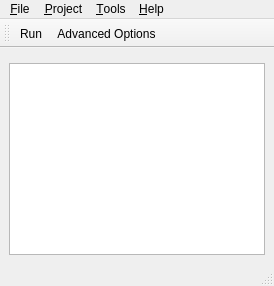
Old version of the form gui/ui/MainWindow.ui in the repository octupole/cudaSAXS.
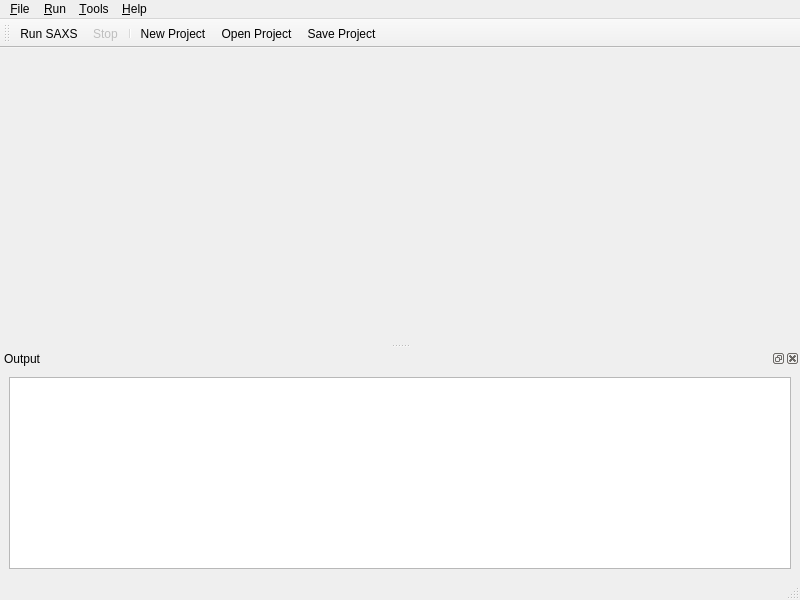
New version of the form. Custom widgets are drawn as their Qt base class.

What changed in the file:
```diff
--- a/gui/ui/MainWindow.ui
+++ b/gui/ui/MainWindow.ui
@@ -2,45 +2,136 @@
 <ui version="4.0">
  <class>MainWindow</class>
  <widget class="QMainWindow" name="MainWindow">
+  <property name="geometry">
+   <rect>
+    <x>0</x>
+    <y>0</y>
+    <width>800</width>
+    <height>600</height>
+   </rect>
+  </property>
   <property name="windowTitle">
    <string>cudaSAXS GUI</string>
   </property>
   <widget class="QWidget" name="centralwidget">
    <layout class="QVBoxLayout" name="verticalLayout">
     <item>
-     <!-- Placeholder for InputForm -->
-     <widget class="QWidget" name="inputFormPlaceholder" native="true"/>
-    </item>
-    <item>
-     <!-- Output log (QTextEdit) -->
-     <widget class="QTextEdit" name="textEdit_output"/>
+     <widget class="InputForm" name="inputForm"/>
     </item>
    </layout>
   </widget>
   <widget class="QMenuBar" name="menubar">
+   <property name="geometry">
+    <rect>
+     <x>0</x>
+     <y>0</y>
+     <width>800</width>
+     <height>22</height>
+    </rect>
+   </property>
+   <widget class="QMenu" name="menuFile">
+    <property name="title">
+     <string>&amp;File</string>
+    </property>
+    <addaction name="actionNew"/>
+    <addaction name="actionOpen"/>
+    <addaction name="separator"/>
+    <addaction name="actionSave"/>
+    <addaction name="actionSaveAs"/>
+    <addaction name="separator"/>
+    <addaction name="actionExit"/>
+   </widget>
+   <widget class="QMenu" name="menuRun">
+    <property name="title">
+     <string>&amp;Run</string>
+    </property>
+    <addaction name="actionRun"/>
+    <addaction name="actionStop"/>
+   </widget>
+   <widget class="QMenu" name="menuTools">
+    <property name="title">
+     <string>&amp;Tools</string>
+    </property>
+    <addaction name="actionAdvancedOptions"/>
+    <addaction name="separator"/>
+    <addaction name="actionPreferences"/>
+   </widget>
+   <widget class="QMenu" name="menuHelp">
+    <property name="title">
+     <string>&amp;Help</string>
+    </property>
+    <addaction name="actionAbout"/>
+   </widget>
    <addaction name="menuFile"/>
-   <addaction name="menuProject"/>
+   <addaction name="menuRun"/>
    <addaction name="menuTools"/>
    <addaction name="menuHelp"/>
   </widget>
-  <widget class="QToolBar" name="mainToolBar">
-   <addaction name="actionRun"/>
-   <addaction name="actionAdvancedOptions"/>
-  </widget>
   <widget class="QStatusBar" name="statusbar"/>
+  <widget class="QToolBar" name="mainToolBar">
+   <property name="windowTitle">
+    <string>Main Toolbar</string>
+   </property>
+   <attribute name="toolBarArea">
+    <enum>TopToolBarArea</enum>
+   </attribute>
+   <attribute name="toolBarBreak">
+    <bool>false</bool>
+   </attribute>
+   <addaction name="actionRun"/>
+   <addaction name="actionStop"/>
+   <addaction name="separator"/>
+   <addaction name="actionNew"/>
+   <addaction name="actionOpen"/>
+   <addaction name="actionSave"/>
+  </widget>
+  <widget class="QDockWidget" name="outputDock">
+   <property name="windowTitle">
+    <string>Output</string>
+   </property>
+   <attribute name="dockWidgetArea">
+    <number>8</number>
+   </attribute>
+   <widget class="QWidget" name="dockWidgetContents">
+    <layout class="QVBoxLayout" name="verticalLayout_2">
+     <item>
+      <widget class="QTextEdit" name="outputText">
+       <property name="readOnly">
+        <bool>true</bool>
+       </property>
+       <property name="font">
+        <font>
+         <family>Consolas</family>
+         <pointsize>9</pointsize>
+        </font>
+       </property>
+      </widget>
+     </item>
+    </layout>
+   </widget>
+  </widget>
   <action name="actionNew">
    <property name="text">
-    <string>New</string>
+    <string>&amp;New Project</string>
+   </property>
+   <property name="shortcut">
+    <string>Ctrl+N</string>
    </property>
   </action>
   <action name="actionOpen">
    <property name="text">
-    <string>Open</string>
+    <string>&amp;Open Project...</string>
+   </property>
+   <property name="shortcut">
+    <string>Ctrl+O</string>
    </property>
   </action>
   <action name="actionSave">
    <property name="text">
-    <string>Save</string>
+    <string>&amp;Save Project</string>
+   </property>
+   <property name="shortcut">
+    <string>Ctrl+S</string>
    </property>
   </action>
   <action name="actionSaveAs">
@@ -55,12 +146,31 @@
   </action>
   <action name="actionRun">
    <property name="text">
-    <string>Run</string>
+    <string>&amp;Run SAXS</string>
+   </property>
+   <property name="shortcut">
+    <string>F5</string>
+   </property>
+  </action>
+  <action name="actionStop">
+   <property name="text">
+    <string>&amp;Stop</string>
+   </property>
+   <property name="shortcut">
+    <string>F6</string>
+   </property>
+   <property name="enabled">
+    <bool>false</bool>
    </property>
   </action>
   <action name="actionAdvancedOptions">
    <property name="text">
-    <string>Advanced Options...</string>
+    <string>&amp;Advanced Options...</string>
+   </property>
+  </action>
+  <action name="actionPreferences">
+   <property name="text">
+    <string>&amp;Preferences...</string>
    </property>
   </action>
   <action name="actionAbout">
@@ -98,6 +208,13 @@
    <addaction name="actionAbout"/>
   </widget>
  </widget>
+ <customwidgets>
+  <customwidget>
+   <class>InputForm</class>
+   <extends>QWidget</extends>
+   <header>InputForm.h</header>
+  </customwidget>
+ </customwidgets>
  <resources/>
  <connections/>
 </ui>
```
Left out of the diff: 43 changed lines with no effect on the pictures.
